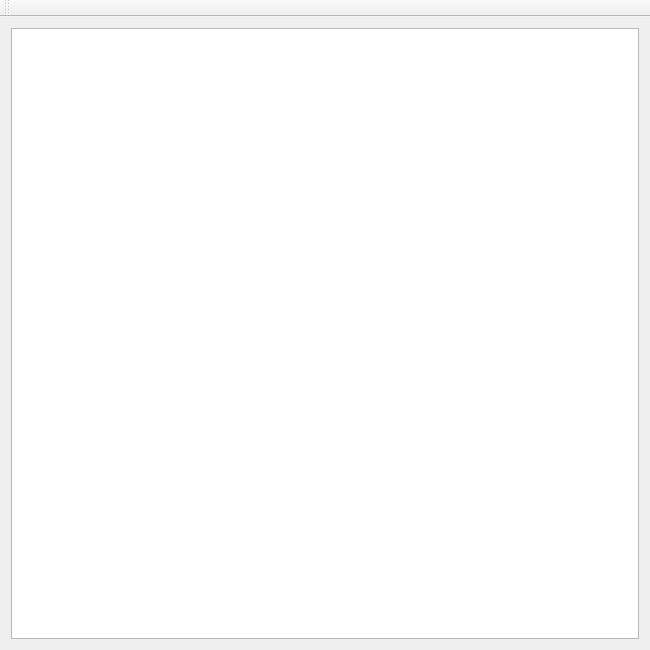
Qt form mainwindow.ui (Alexandrecajamos/RayCasting) before a commit.
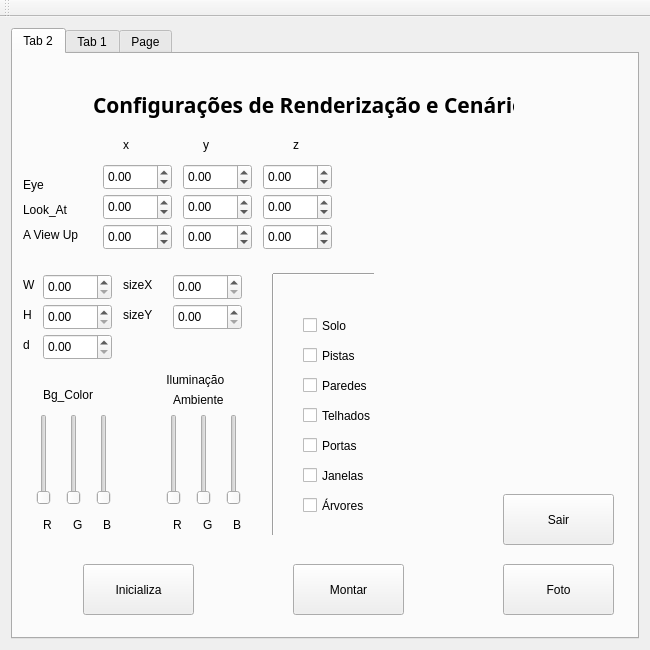
The same form after that commit.

Diff of the .ui file:
```diff
--- a/mainwindow.ui
+++ b/mainwindow.ui
@@ -22,7 +22,805 @@
   <widget class="QWidget" name="centralWidget">
    <layout class="QVBoxLayout" name="verticalLayout">
     <item>
-     <widget class="QGraphicsView" name="graphicsView"/>
+     <widget class="QTabWidget" name="tabWidget">
+      <property name="currentIndex">
+       <number>0</number>
+      </property>
+      <widget class="QWidget" name="tab_2">
+       <attribute name="title">
+        <string>Tab 2</string>
+       </attribute>
+       <widget class="QPushButton" name="render">
+        <property name="geometry">
+         <rect>
+          <x>490</x>
+          <y>510</y>
+          <width>111</width>
+          <height>51</height>
+         </rect>
+        </property>
+        <property name="text">
+         <string>Foto</string>
+        </property>
+       </widget>
+       <widget class="QDoubleSpinBox" name="Eye_x">
+        <property name="geometry">
+         <rect>
+          <x>90</x>
+          <y>110</y>
+          <width>69</width>
+          <height>26</height>
+         </rect>
+        </property>
+        <property name="minimum">
+         <double>-9990.000000000000000</double>
+        </property>
+        <property name="maximum">
+         <double>9999.989999999999782</double>
+        </property>
+       </widget>
+       <widget class="QDoubleSpinBox" name="La_x">
+        <property name="geometry">
+         <rect>
+          <x>90</x>
+          <y>140</y>
+          <width>69</width>
+          <height>26</height>
+         </rect>
+        </property>
+        <property name="minimum">
+         <double>-9990.000000000000000</double>
+        </property>
+        <property name="maximum">
+         <double>9999.989999999999782</double>
+        </property>
+       </widget>
+       <widget class="QDoubleSpinBox" name="Av_x">
+        <property name="geometry">
+         <rect>
+          <x>90</x>
+          <y>170</y>
+          <width>69</width>
+          <height>26</height>
+         </rect>
+        </property>
+        <property name="minimum">
+         <double>-9990.000000000000000</double>
+        </property>
+        <property name="maximum">
+         <double>9999.989999999999782</double>
+        </property>
+       </widget>
+       <widget class="QDoubleSpinBox" name="Av_y">
+        <property name="geometry">
+         <rect>
+          <x>170</x>
+          <y>170</y>
+          <width>69</width>
+          <height>26</height>
+         </rect>
+        </property>
+        <property name="minimum">
+         <double>-9990.000000000000000</double>
+        </property>
+        <property name="maximum">
+         <double>9999.989999999999782</double>
+        </property>
+       </widget>
+       <widget class="QDoubleSpinBox" name="La_y">
+        <property name="geometry">
+         <rect>
+          <x>170</x>
+          <y>140</y>
+          <width>69</width>
+          <height>26</height>
+         </rect>
+        </property>
+        <property name="minimum">
+         <double>-9990.000000000000000</double>
+        </property>
+        <property name="maximum">
+         <double>99999.990000000005239</double>
+        </property>
+       </widget>
+       <widget class="QDoubleSpinBox" name="Eye_y">
+        <property name="geometry">
+         <rect>
+          <x>170</x>
+          <y>110</y>
+          <width>69</width>
+          <height>26</height>
+         </rect>
+        </property>
+        <property name="minimum">
+         <double>-9990.000000000000000</double>
+        </property>
+        <property name="maximum">
+         <double>9999.989999999999782</double>
+        </property>
+       </widget>
+       <widget class="QDoubleSpinBox" name="Av_z">
+        <property name="geometry">
+         <rect>
+          <x>250</x>
+          <y>170</y>
+          <width>69</width>
+          <height>26</height>
+         </rect>
+        </property>
+        <property name="minimum">
+         <double>-9990.000000000000000</double>
+        </property>
+        <property name="maximum">
+         <double>9999.989999999999782</double>
+        </property>
+       </widget>
+       <widget class="QDoubleSpinBox" name="La_z">
+        <property name="geometry">
+         <rect>
+          <x>250</x>
+          <y>140</y>
+          <width>69</width>
+          <height>26</height>
+         </rect>
+        </property>
+        <property name="minimum">
+         <double>-9990.000000000000000</double>
+        </property>
+        <property name="maximum">
+         <double>9999.989999999999782</double>
+        </property>
+       </widget>
+       <widget class="QDoubleSpinBox" name="Eye_z">
+        <property name="geometry">
+         <rect>
+          <x>250</x>
+          <y>110</y>
+          <width>69</width>
+          <height>26</height>
+         </rect>
+        </property>
+        <property name="minimum">
+         <double>-9990.000000000000000</double>
+        </property>
+        <property name="maximum">
+         <double>9999.989999999999782</double>
+        </property>
+       </widget>
+       <widget class="QLabel" name="label">
+        <property name="geometry">
+         <rect>
+          <x>10</x>
+          <y>120</y>
+          <width>51</width>
+          <height>21</height>
+         </rect>
+        </property>
+        <property name="text">
+         <string>Eye</string>
+        </property>
+       </widget>
+       <widget class="QLabel" name="label_2">
+        <property name="geometry">
+         <rect>
+          <x>10</x>
+          <y>140</y>
+          <width>91</width>
+          <height>31</height>
+         </rect>
+        </property>
+        <property name="text">
+         <string>Look_At</string>
+        </property>
+       </widget>
+       <widget class="QLabel" name="label_3">
+        <property name="geometry">
+         <rect>
+          <x>10</x>
+          <y>170</y>
+          <width>81</width>
+          <height>21</height>
+         </rect>
+        </property>
+        <property name="text">
+         <string>A View Up</string>
+        </property>
+       </widget>
+       <widget class="QLabel" name="label_4">
+        <property name="geometry">
+         <rect>
+          <x>110</x>
+          <y>80</y>
+          <width>16</width>
+          <height>21</height>
+         </rect>
+        </property>
+        <property name="text">
+         <string>x</string>
+        </property>
+       </widget>
+       <widget class="QLabel" name="label_5">
+        <property name="geometry">
+         <rect>
+          <x>190</x>
+          <y>80</y>
+          <width>16</width>
+          <height>21</height>
+         </rect>
+        </property>
+        <property name="text">
+         <string>y</string>
+        </property>
+       </widget>
+       <widget class="QLabel" name="label_6">
+        <property name="geometry">
+         <rect>
+          <x>280</x>
+          <y>80</y>
+          <width>16</width>
+          <height>21</height>
+         </rect>
+        </property>
+        <property name="text">
+         <string>z</string>
+        </property>
+       </widget>
+       <widget class="QSlider" name="bgR">
+        <property name="geometry">
+         <rect>
+          <x>20</x>
+          <y>360</y>
+          <width>21</width>
+          <height>91</height>
+         </rect>
+        </property>
+        <property name="maximum">
+         <number>255</number>
+        </property>
+        <property name="orientation">
+         <enum>Qt::Vertical</enum>
+        </property>
+       </widget>
+       <widget class="QSlider" name="bgG">
+        <property name="geometry">
+         <rect>
+          <x>50</x>
+          <y>360</y>
+          <width>21</width>
+          <height>91</height>
+         </rect>
+        </property>
+        <property name="maximum">
+         <number>255</number>
+        </property>
+        <property name="orientation">
+         <enum>Qt::Vertical</enum>
+        </property>
+       </widget>
+       <widget class="QSlider" name="bgB">
+        <property name="geometry">
+         <rect>
+          <x>80</x>
+          <y>360</y>
+          <width>21</width>
+          <height>91</height>
+         </rect>
+        </property>
+        <property name="maximum">
+         <number>255</number>
+        </property>
+        <property name="orientation">
+         <enum>Qt::Vertical</enum>
+        </property>
+       </widget>
+       <widget class="QLabel" name="label_7">
+        <property name="geometry">
+         <rect>
+          <x>30</x>
+          <y>460</y>
+          <width>16</width>
+          <height>21</height>
+         </rect>
+        </property>
+        <property name="text">
+         <string>R</string>
+        </property>
+       </widget>
+       <widget class="QLabel" name="label_8">
+        <property name="geometry">
+         <rect>
+          <x>60</x>
+          <y>460</y>
+          <width>16</width>
+          <height>21</height>
+         </rect>
+        </property>
+        <property name="text">
+         <string>G</string>
+        </property>
+       </widget>
+       <widget class="QLabel" name="label_9">
+        <property name="geometry">
+         <rect>
+          <x>90</x>
+          <y>460</y>
+          <width>16</width>
+          <height>21</height>
+         </rect>
+        </property>
+        <property name="text">
+         <string>B</string>
+        </property>
+       </widget>
+       <widget class="QLabel" name="label_10">
+        <property name="geometry">
+         <rect>
+          <x>220</x>
+          <y>460</y>
+          <width>16</width>
+          <height>21</height>
+         </rect>
+        </property>
+        <property name="text">
+         <string>B</string>
+        </property>
+       </widget>
+       <widget class="QSlider" name="iaR">
+        <property name="geometry">
+         <rect>
+          <x>150</x>
+          <y>360</y>
+          <width>21</width>
+          <height>91</height>
+         </rect>
+        </property>
+        <property name="inputMethodHints">
+         <set>Qt::ImhNone</set>
+        </property>
+        <property name="maximum">
+         <number>255</number>
+        </property>
+        <property name="orientation">
+         <enum>Qt::Vertical</enum>
+        </property>
+       </widget>
+       <widget class="QSlider" name="iaB">
+        <property name="geometry">
+         <rect>
+          <x>210</x>
+          <y>360</y>
+          <width>21</width>
+          <height>91</height>
+         </rect>
+        </property>
+        <property name="maximum">
+         <number>255</number>
+        </property>
+        <property name="orientation">
+         <enum>Qt::Vertical</enum>
+        </property>
+       </widget>
+       <widget class="QLabel" name="label_11">
+        <property name="geometry">
+         <rect>
+          <x>160</x>
+          <y>460</y>
+          <width>16</width>
+          <height>21</height>
+         </rect>
+        </property>
+        <property name="text">
+         <string>R</string>
+        </property>
+       </widget>
+       <widget class="QLabel" name="label_12">
+        <property name="geometry">
+         <rect>
+          <x>190</x>
+          <y>460</y>
+          <width>16</width>
+          <height>21</height>
+         </rect>
+        </property>
+        <property name="text">
+         <string>G</string>
+        </property>
+       </widget>
+       <widget class="QSlider" name="iaG">
+        <property name="geometry">
+         <rect>
+          <x>180</x>
+          <y>360</y>
+          <width>21</width>
+          <height>91</height>
+         </rect>
+        </property>
+        <property name="maximum">
+         <number>255</number>
+        </property>
+        <property name="orientation">
+         <enum>Qt::Vertical</enum>
+        </property>
+       </widget>
+       <widget class="QLabel" name="label_13">
+        <property name="geometry">
+         <rect>
+          <x>30</x>
+          <y>320</y>
+          <width>81</width>
+          <height>41</height>
+         </rect>
+        </property>
+        <property name="text">
+         <string>Bg_Color</string>
+        </property>
+       </widget>
+       <widget class="QLabel" name="label_14">
+        <property name="geometry">
+         <rect>
+          <x>150</x>
+          <y>310</y>
+          <width>101</width>
+          <height>31</height>
+         </rect>
+        </property>
+        <property name="text">
+         <string> Iluminação</string>
+        </property>
+       </widget>
+       <widget class="QLabel" name="label_15">
+        <property name="geometry">
+         <rect>
+          <x>160</x>
+          <y>330</y>
+          <width>101</width>
+          <height>31</height>
+         </rect>
+        </property>
+        <property name="text">
+         <string>Ambiente</string>
+        </property>
+       </widget>
+       <widget class="QCheckBox" name="solo">
+        <property name="geometry">
+         <rect>
+          <x>290</x>
+          <y>260</y>
+          <width>92</width>
+          <height>23</height>
+         </rect>
+        </property>
+        <property name="text">
+         <string>Solo</string>
+        </property>
+       </widget>
+       <widget class="QCheckBox" name="pistas">
+        <property name="geometry">
+         <rect>
+          <x>290</x>
+          <y>290</y>
+          <width>92</width>
+          <height>23</height>
+         </rect>
+        </property>
+        <property name="text">
+         <string>Pistas</string>
+        </property>
+       </widget>
+       <widget class="QCheckBox" name="paredes">
+        <property name="geometry">
+         <rect>
+          <x>290</x>
+          <y>320</y>
+          <width>92</width>
+          <height>23</height>
+         </rect>
+        </property>
+        <property name="text">
+         <string>Paredes</string>
+        </property>
+       </widget>
+       <widget class="QCheckBox" name="telhados">
+        <property name="geometry">
+         <rect>
+          <x>290</x>
+          <y>350</y>
+          <width>92</width>
+          <height>23</height>
+         </rect>
+        </property>
+        <property name="text">
+         <string>Telhados</string>
+        </property>
+       </widget>
+       <widget class="QCheckBox" name="portas">
+        <property name="geometry">
+         <rect>
+          <x>290</x>
+          <y>380</y>
+          <width>92</width>
+          <height>23</height>
+         </rect>
+        </property>
+        <property name="text">
+         <string>Portas</string>
+        </property>
+       </widget>
+       <widget class="QCheckBox" name="janelas">
+        <property name="geometry">
+         <rect>
+          <x>290</x>
+          <y>410</y>
+          <width>92</width>
+          <height>23</height>
+         </rect>
+        </property>
+        <property name="text">
+         <string>Janelas</string>
+        </property>
+       </widget>
+       <widget class="QCheckBox" name="arvores">
+        <property name="geometry">
+         <rect>
+          <x>290</x>
+          <y>440</y>
+          <width>92</width>
+          <height>23</height>
+         </rect>
+        </property>
+        <property name="text">
+         <string>Árvores</string>
+        </property>
+       </widget>
+       <widget class="QLabel" name="label_16">
+        <property name="geometry">
+         <rect>
+          <x>80</x>
+          <y>30</y>
+          <width>421</width>
+          <height>41</height>
+         </rect>
+        </property>
+        <property name="font">
+         <font>
+          <family>Ubuntu Mono</family>
+          <pointsize>16</pointsize>
+          <weight>75</weight>
+          <bold>true</bold>
+         </font>
+        </property>
+        <property name="text">
+         <string>Configurações de Renderização e Cenário</string>
+        </property>
+       </widget>
+       <widget class="QDoubleSpinBox" name="w">
+        <property name="geometry">
+         <rect>
+          <x>30</x>
+          <y>220</y>
+          <width>69</width>
+          <height>26</height>
+         </rect>
+        </property>
+       </widget>
+       <widget class="QDoubleSpinBox" name="h">
+        <property name="geometry">
+         <rect>
+          <x>30</x>
+          <y>250</y>
+          <width>69</width>
+          <height>26</height>
+         </rect>
+        </property>
+       </widget>
+       <widget class="QDoubleSpinBox" name="sizeY">
+        <property name="geometry">
+         <rect>
+          <x>160</x>
+          <y>250</y>
+          <width>69</width>
+          <height>26</height>
+         </rect>
+        </property>
+        <property name="maximum">
+         <double>499.990000000000009</double>
+        </property>
+       </widget>
+       <widget class="QDoubleSpinBox" name="sizeX">
+        <property name="geometry">
+         <rect>
+          <x>160</x>
+          <y>220</y>
+          <width>69</width>
+          <height>26</height>
+         </rect>
+        </property>
+        <property name="maximum">
+         <double>499.990000000000009</double>
+        </property>
+       </widget>
+       <widget class="QDoubleSpinBox" name="d">
+        <property name="geometry">
+         <rect>
+          <x>30</x>
+          <y>280</y>
+          <width>69</width>
+          <height>26</height>
+         </rect>
+        </property>
+       </widget>
+       <widget class="QLabel" name="label_18">
+        <property name="geometry">
+         <rect>
+          <x>110</x>
+          <y>220</y>
+          <width>51</width>
+          <height>21</height>
+         </rect>
+        </property>
+        <property name="text">
+         <string>sizeX</string>
+        </property>
+       </widget>
+       <widget class="QLabel" name="label_19">
+        <property name="geometry">
+         <rect>
+          <x>110</x>
+          <y>250</y>
+          <width>51</width>
+          <height>21</height>
+         </rect>
+        </property>
+        <property name="text">
+         <string>sizeY</string>
+        </property>
+       </widget>
+       <widget class="QLabel" name="label_20">
+        <property name="geometry">
+         <rect>
+          <x>10</x>
+          <y>220</y>
+          <width>16</width>
+          <height>21</height>
+         </rect>
+        </property>
+        <property name="text">
+         <string>W</string>
+        </property>
+       </widget>
+       <widget class="QLabel" name="label_21">
+        <property name="geometry">
+         <rect>
+          <x>10</x>
+          <y>250</y>
+          <width>16</width>
+          <height>21</height>
+         </rect>
+        </property>
+        <property name="text">
+         <string>H</string>
+        </property>
+       </widget>
+       <widget class="QLabel" name="label_22">
+        <property name="geometry">
+         <rect>
+          <x>10</x>
+          <y>280</y>
+          <width>16</width>
+          <height>21</height>
+         </rect>
+        </property>
+        <property name="text">
+         <string>d</string>
+        </property>
+       </widget>
+       <widget class="QPushButton" name="montar">
+        <property name="geometry">
+         <rect>
+          <x>280</x>
+          <y>510</y>
+          <width>111</width>
+          <height>51</height>
+         </rect>
+        </property>
+        <property name="text">
+         <string>Montar</string>
+        </property>
+       </widget>
+       <widget class="QPushButton" name="Cam">
+        <property name="geometry">
+         <rect>
+          <x>70</x>
+          <y>510</y>
+          <width>111</width>
+          <height>51</height>
+         </rect>
+        </property>
+        <property name="text">
+         <string>Inicializa</string>
+        </property>
+       </widget>
+       <widget class="QPushButton" name="Sair">
+        <property name="geometry">
+         <rect>
+          <x>490</x>
+          <y>440</y>
+          <width>111</width>
+          <height>51</height>
+         </rect>
+        </property>
+        <property name="text">
+         <string>Sair</string>
+        </property>
+       </widget>
+       <widget class="Line" name="line">
+        <property name="geometry">
+         <rect>
+          <x>250</x>
+          <y>220</y>
+          <width>21</width>
+          <height>261</height>
+         </rect>
+        </property>
+        <property name="orientation">
+         <enum>Qt::Vertical</enum>
+        </property>
+       </widget>
+       <widget class="Line" name="line_2">
+        <property name="geometry">
+         <rect>
+          <x>260</x>
+          <y>205</y>
+          <width>101</width>
+          <height>31</height>
+         </rect>
+        </property>
+        <property name="orientation">
+         <enum>Qt::Horizontal</enum>
+        </property>
+       </widget>
+      </widget>
+      <widget class="QWidget" name="tab">
+       <attribute name="title">
+        <string>Tab 1</string>
+       </attribute>
+       <widget class="QGraphicsView" name="graphicsView">
+        <property name="geometry">
+         <rect>
+          <x>-50</x>
+          <y>50</y>
+          <width>711</width>
+          <height>531</height>
+         </rect>
+        </property>
+       </widget>
+       <widget class="QLabel" name="label_17">
+        <property name="geometry">
+         <rect>
+          <x>200</x>
+          <y>10</y>
+          <width>181</width>
+          <height>31</height>
+         </rect>
+        </property>
+        <property name="font">
+         <font>
+          <pointsize>13</pointsize>
+          <weight>75</weight>
+          <bold>true</bold>
+         </font>
+        </property>
+        <property name="text">
+         <string>Fotografia do Cenário</string>
+        </property>
+       </widget>
+      </widget>
+      <widget class="QWidget" name="tab_3">
+       <attribute name="title">
+        <string>Page</string>
+       </attribute>
+      </widget>
+     </widget>
     </item>
    </layout>
   </widget>
```
